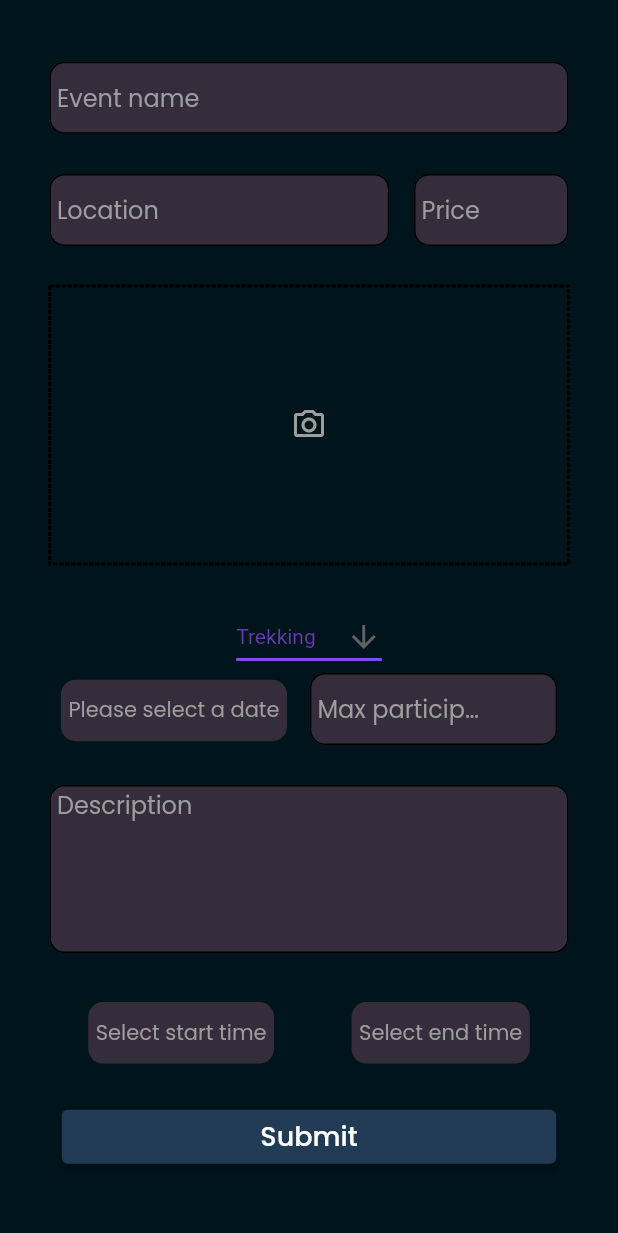
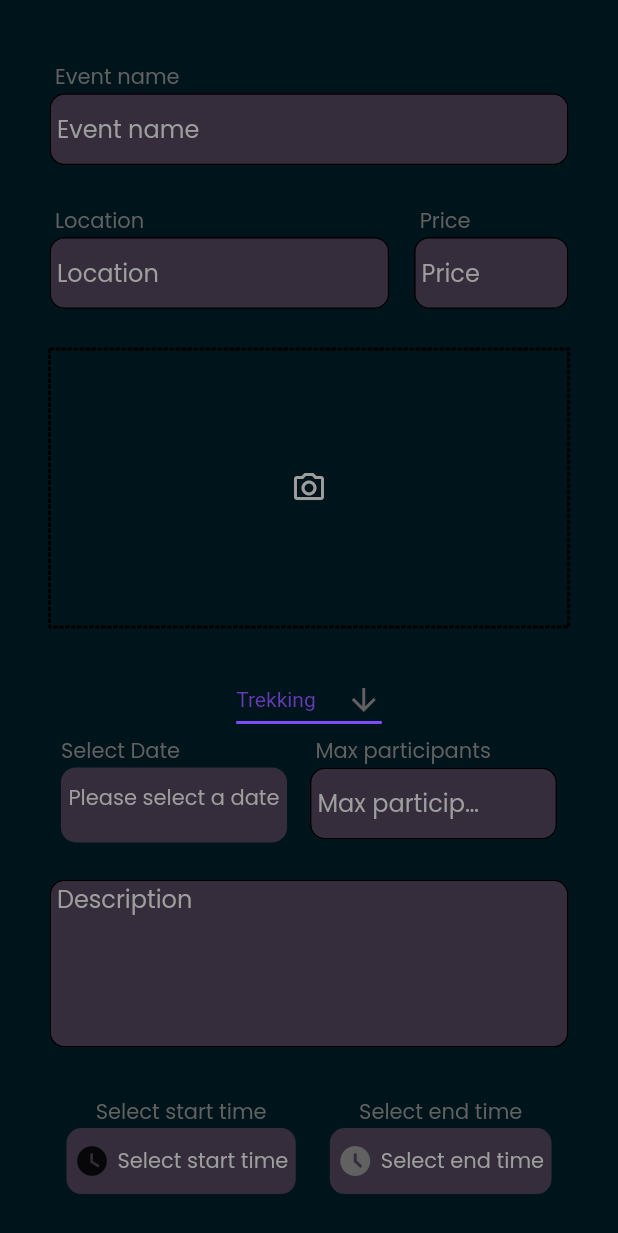
Before and after one commit to abdulqaderpatel/EventFlow, a Flutter app: the CreateEventScreen screen opened directly, on a phone screen of 412 x 824 dp. Shown: the top 1233 px of the screen. Run offline on Flutter 3.47's test engine with Material 2 defaults, Android fonts, the phone set to English and light mode, and no system bars; drawn by our look-alikes of dotted_border; our stand-ins replace auto_size_text, badges, cloud_firestore, firebase_auth, firebase_core, firebase_messaging and 14 more; missing offline and left inert: flutter_stripe; accounts and stored records are empty; statements that could not run were skipped.

Commit message:
Improved app starting page ui

```diff
--- a/lib/Reusable_Components/Admin/create_event_text_field.dart
+++ b/lib/Reusable_Components/Admin/create_event_text_field.dart
@@ -1,5 +1,5 @@
 import 'package:flutter/material.dart';
-import 'package:get/get.dart';
+
 
 class CreateEventTextField extends StatelessWidget {
   final String text;
@@ -22,10 +22,13 @@ class CreateEventTextField extends StatelessWidget {
   @override
   Widget build(BuildContext context) {
     return text != "Description"
-        ? SizedBox(
+        ? Column(mainAxisSize: MainAxisSize.min,mainAxisAlignment: MainAxisAlignment.start,crossAxisAlignment: CrossAxisAlignment.start,
+          children: [
+            Text(" $text",style: const TextStyle(color: Color(0xff616161)),),
+            SizedBox(
                 height: 50,
                 width: width,
-            child: TextFormField(style: TextStyle(color: Colors.white),keyboardType: textInputType,
+                child: TextFormField(style: const TextStyle(color: Colors.white),keyboardType: textInputType,
                   controller: controller,
                   textAlignVertical: TextAlignVertical.center,
                   decoration: InputDecoration(suffixIcon: Icon(icon),
@@ -52,6 +55,8 @@ class CreateEventTextField extends StatelessWidget {
                     hintText: text,
                   ),
                 ),
+              ),
+          ],
         )
         : SizedBox(
             height: 120,
--- a/lib/Views/Admin/create_event.dart
+++ b/lib/Views/Admin/create_event.dart
@@ -204,7 +204,7 @@ class _CreateEventScreenState extends State<CreateEventScreen> {
     super.initState();
     // TODO: implement initState
     getUsernameAndUserImage();
-    isButtonLoading=false;
+    isButtonLoading = false;
   }
 
   @override
@@ -213,6 +213,7 @@ class _CreateEventScreenState extends State<CreateEventScreen> {
         resizeToAvoidBottomInset: false,
         body: SingleChildScrollView(
           child: Container(
+            height: Get.height * 1.1,
             color: const Color(0xff00141C),
             child: Container(
               margin: EdgeInsets.only(
@@ -305,11 +306,20 @@ class _CreateEventScreenState extends State<CreateEventScreen> {
                       }).toList(),
                     ),
                     Row(
+                      crossAxisAlignment: CrossAxisAlignment.end,
                       mainAxisAlignment: MainAxisAlignment.spaceAround,
                       children: [
+                        Column(
+                          crossAxisAlignment: CrossAxisAlignment.start,
+                          children: [
+                            Text(
+                              "Select Date",
+                              style: TextStyle(color: Color(0xff616161)),
+                            ),
                             InkWell(
                                 onTap: () => _selectDate(context),
                                 child: Container(
+                                  height: 50,
                                   decoration: BoxDecoration(
                                     color: const Color(0xff352D3C),
                                     borderRadius: BorderRadius.circular(10),
@@ -321,9 +331,12 @@ class _CreateEventScreenState extends State<CreateEventScreen> {
                                         ? "Please select a date"
                                         : DateFormat('dd-MM-yyyy')
                                             .format(selectedDate),
+                                    textAlign: TextAlign.center,
                                     style: const TextStyle(color: Colors.grey),
                                   ),
                                 )),
+                          ],
+                        ),
                         CreateEventTextField(
                           text: "Max participants",
                           controller: maxEntries,
@@ -346,6 +359,13 @@ class _CreateEventScreenState extends State<CreateEventScreen> {
                     Row(
                       mainAxisAlignment: MainAxisAlignment.spaceAround,
                       children: [
+                        Column(
+                          crossAxisAlignment: CrossAxisAlignment.center,
+                          children: [
+                            Text(
+                              "Select start time",
+                              style: TextStyle(color: Color(0xff616161)),
+                            ),
                             InkWell(
                               onTap: () => _startTime(context),
                               child: Container(
@@ -355,13 +375,27 @@ class _CreateEventScreenState extends State<CreateEventScreen> {
                                 ),
                                 padding: const EdgeInsets.symmetric(
                                     horizontal: 5, vertical: 10),
-                            child: Text(
+                                child: Row(
+                                  children: [Icon(Icons.watch_later),
+                                    SizedBox(width: 5,),
+                                    Text(
                                       !isStartPicked
                                           ? "Select start time"
                                           : startTime.format(context),
                                       style: const TextStyle(color: Colors.grey),
                                     ),
+                                  ],
                                 ),
+                              ),
+                            ),
+                          ],
+                        ),
+                        Column(
+                          crossAxisAlignment: CrossAxisAlignment.center,
+                          children: [
+                            Text(
+                              "Select end time",
+                              style: TextStyle(color: Color(0xff616161)),
                             ),
                             InkWell(
                               onTap: () => _endTime(context),
@@ -372,13 +406,20 @@ class _CreateEventScreenState extends State<CreateEventScreen> {
                                 ),
                                 padding: const EdgeInsets.symmetric(
                                     horizontal: 5, vertical: 10),
-                            child: Text(
+                                child: Row(
+                                  children: [Icon(Icons.access_time_filled,color: Color(0xff616161),),
+                                    SizedBox(width: 5,),
+                                    Text(
                                       !isEndPicked
                                           ? "Select end time"
                                           : endTime.format(context),
                                       style: const TextStyle(color: Colors.grey),
                                     ),
+                                  ],
                                 ),
+                              ),
+                            ),
+                          ],
                         ),
                       ],
                     ),
@@ -397,7 +438,6 @@ class _CreateEventScreenState extends State<CreateEventScreen> {
                         onPressed: () async {
                           setState(() {
                             isButtonLoading = true;
-
                           });
                           if (titleController.text.isEmpty) {
                             Toast().errorMessage("Event name cannot be empty");
@@ -499,7 +539,6 @@ class _CreateEventScreenState extends State<CreateEventScreen> {
                               Toast()
                                   .successMessage("Event successfully created");
                             });
-
                           }
                         },
                         child: isButtonLoading
--- a/lib/Views/Misc/splash_screen.dart
+++ b/lib/Views/Misc/splash_screen.dart
@@ -8,7 +8,7 @@ class SplashScreen extends StatelessWidget {
   @override
   Widget build(BuildContext context) {
     return Scaffold(
-      body: Container(color:const Color(0xff151924),
+      body: Container(color:const Color(0xff0F1A20),
         child: Container(height: Get.height,
           margin: EdgeInsets.only(bottom: Get.height * 0.1),
 
@@ -20,9 +20,7 @@ class SplashScreen extends StatelessWidget {
                   height: Get.height * 0.17,
                   width: Get.height * 0.17,
                   decoration: BoxDecoration(
-                      color: const Color(
-                        0xffff8c85,
-                      ),
+
                       borderRadius: BorderRadius.circular(25)),
                   child: Image.asset(
                     "assets/images/main-logo.png",
--- a/pubspec.yaml
+++ b/pubspec.yaml
@@ -40,6 +40,8 @@ dependencies:
   status_bar_control:
   scroll_to_index:
   flutter_rating_bar:
+  animated_background:
+  gradient_widgets:
 
 dev_dependencies:
   flutter_test:
```
Also changed, not shown: lib/Views/Authentication/admin_or_user.dart (+48 -46 lines), pubspec.lock. Lines whose indentation alone changed are shown as unchanged.
